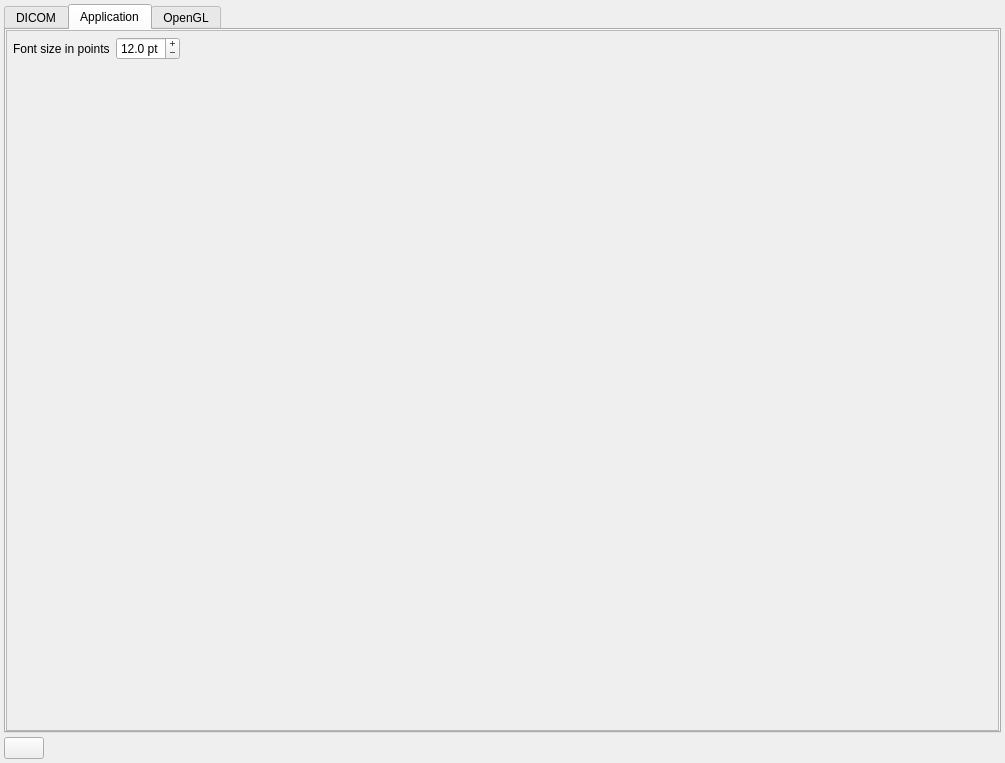
First picture: the form in alizams/GUI/settingswidget.ui, repository AlizaMedicalImaging/AlizaMS, before the edit.
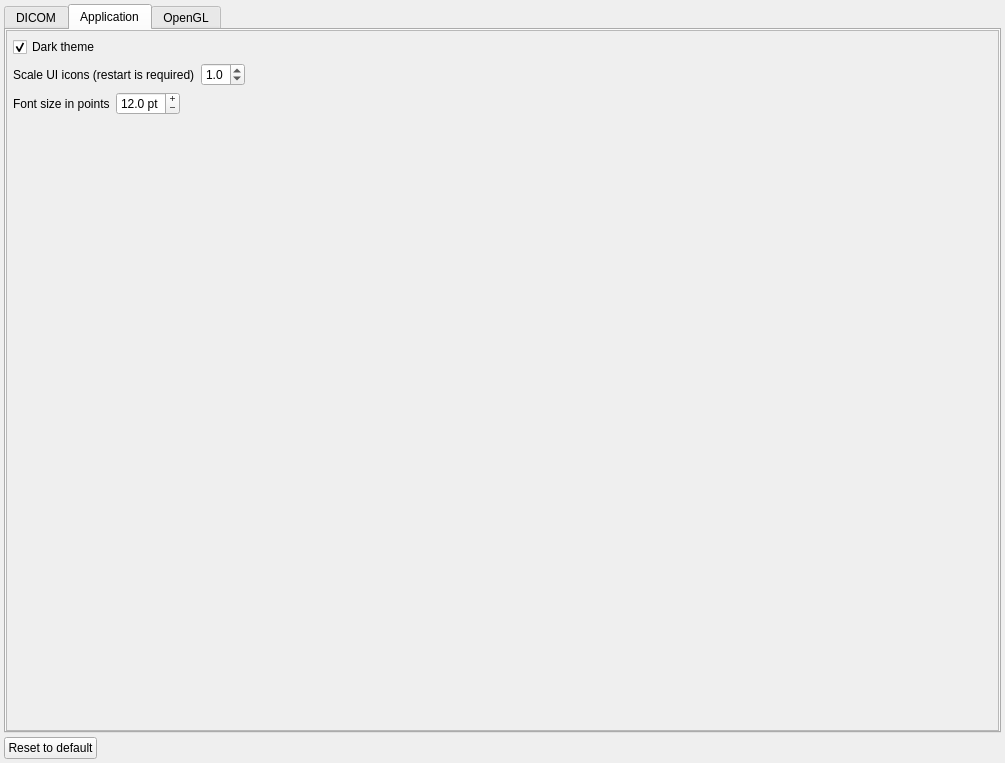
Second picture: the form after the edit. The open tabs and pages were chosen to show the change. Icons and pictures are not drawn.

Commit message: ENH: scale icons; other

The edit to the form file:
```diff
--- a/alizams/GUI/settingswidget.ui
+++ b/alizams/GUI/settingswidget.ui
@@ -227,13 +227,81 @@
             <x>0</x>
             <y>0</y>
             <width>991</width>
-            <height>677</height>
+            <height>683</height>
            </rect>
           </property>
           <layout class="QVBoxLayout" name="verticalLayout_2">
            <property name="margin">
             <number>6</number>
            </property>
+           <item>
+            <widget class="QCheckBox" name="dark_checkBox">
+             <property name="sizePolicy">
+              <sizepolicy hsizetype="Expanding" vsizetype="Preferred">
+               <horstretch>0</horstretch>
+               <verstretch>0</verstretch>
+              </sizepolicy>
+             </property>
+             <property name="text">
+              <string>Dark theme</string>
+             </property>
+             <property name="checked">
+              <bool>true</bool>
+             </property>
+            </widget>
+           </item>
+           <item>
+            <layout class="QHBoxLayout" name="horizontalLayout_2">
+             <item>
+              <widget class="QLabel" name="si_label">
+               <property name="text">
+                <string>Scale UI icons (restart is required)</string>
+               </property>
+               <property name="textFormat">
+                <enum>Qt::PlainText</enum>
+               </property>
+              </widget>
+             </item>
+             <item>
+              <widget class="QDoubleSpinBox" name="si_doubleSpinBox">
+               <property name="sizePolicy">
+                <sizepolicy hsizetype="Preferred" vsizetype="Fixed">
+                 <horstretch>0</horstretch>
+                 <verstretch>0</verstretch>
+                </sizepolicy>
+               </property>
+               <property name="decimals">
+                <number>1</number>
+               </property>
+               <property name="minimum">
+                <double>0.500000000000000</double>
+               </property>
+               <property name="maximum">
+                <double>5.000000000000000</double>
+               </property>
+               <property name="singleStep">
+                <double>0.500000000000000</double>
+               </property>
+               <property name="value">
+                <double>1.000000000000000</double>
+               </property>
+              </widget>
+             </item>
+             <item>
+              <spacer name="horizontalSpacer">
+               <property name="orientation">
+                <enum>Qt::Horizontal</enum>
+               </property>
+               <property name="sizeHint" stdset="0">
+                <size>
+                 <width>40</width>
+                 <height>20</height>
+                </size>
+               </property>
+              </spacer>
+             </item>
+            </layout>
+           </item>
            <item>
             <layout class="QHBoxLayout" name="horizontalLayout_8">
              <item>
@@ -621,11 +689,7 @@
       </sizepolicy>
      </property>
      <property name="text">
-      <string notr="true"/>
-     </property>
-     <property name="icon">
-      <iconset resource="../alizams.qrc">
-       <normaloff>:/bitmaps/reload.svg</normaloff>:/bitmaps/reload.svg</iconset>
+      <string notr="true">Reset to default</string>
      </property>
     </widget>
    </item>
```
Left out of the diff: 8 changed lines with no effect on the pictures. The commit also changes 22 other files.
